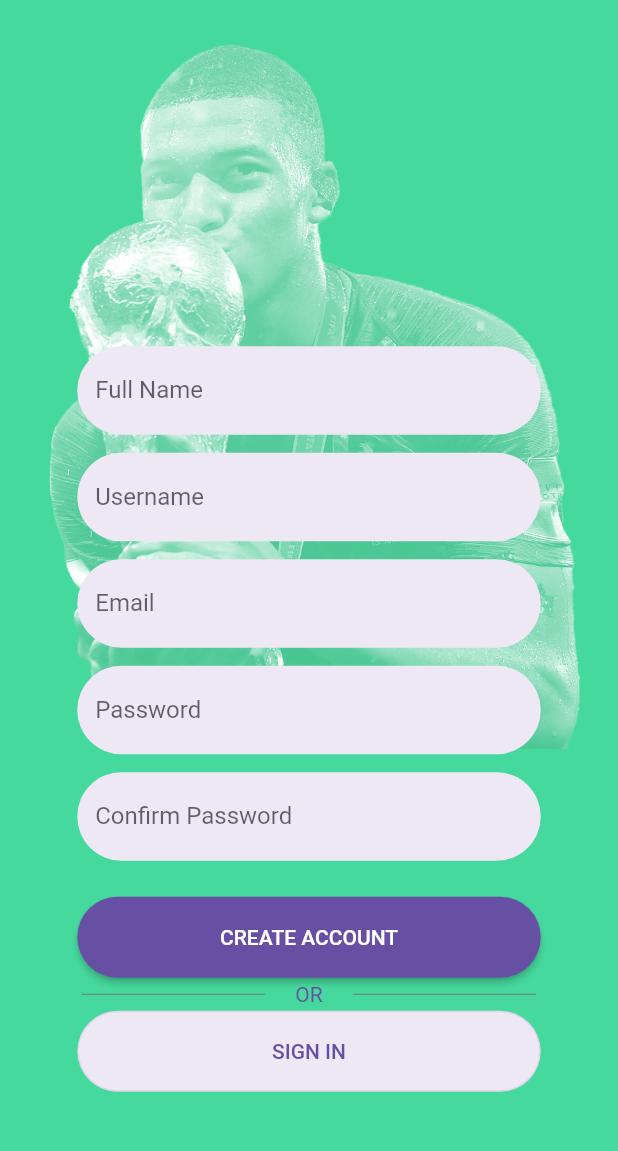
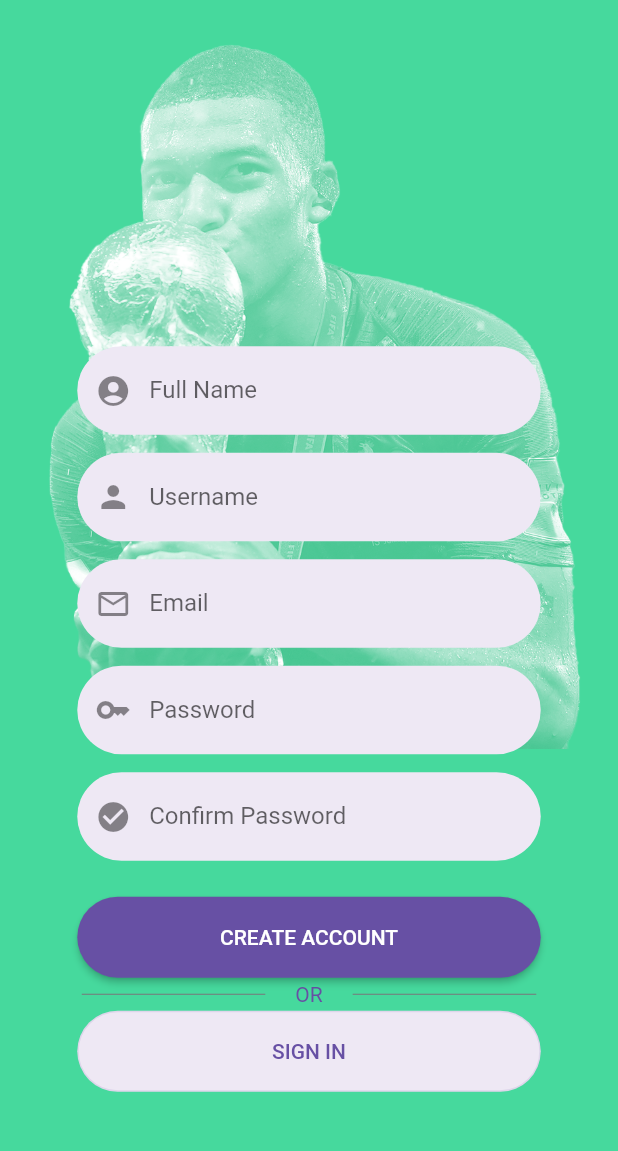
Before and after one commit to theRhasoldy/goat_app, a Flutter app: the screen it shows after launch, after a tap on "SIGN UP", on a phone screen of 412 x 824 dp, the part 67-1218 px from its top. Run offline on Flutter 3.47's test engine with Material 2 defaults, Android fonts, the phone set to English and light mode, and no system bars; our stand-ins replace firebase_auth, firebase_core, flutter_riverpod, font_awesome_flutter, google_sign_in; missing offline and left inert: flutter_facebook_auth; accounts and stored records are empty.

Commit message:
NEW ICONS

```diff
--- a/lib/features/authentication/presentation/screens/signup_screen.dart
+++ b/lib/features/authentication/presentation/screens/signup_screen.dart
@@ -51,8 +51,8 @@ class SignUp extends StatelessWidget {
                         onPressed: () async {
                           try {
                             UserCredential userCredential = await FirebaseAuth.instance.createUserWithEmailAndPassword(
-                                email: "anabdaan@yahoo.com",
-                                password: "bdaan123456!");
+                                email: "yoo@yahoo.com",
+                                password: "zerbew55!");
                                 print(userCredential);
                           } on FirebaseAuthException catch (e) {
                             if (e.code == 'weak-password') {
@@ -71,6 +71,7 @@ class SignUp extends StatelessWidget {
                       padding: const EdgeInsets.only(top: 12.0),
                       child: TextFormField(
                         decoration: const InputDecoration(
+                          prefixIcon: Icon(Icons.check_circle),
                           labelText: 'Confirm Password',
                         ),
                       ),
@@ -79,6 +80,7 @@ class SignUp extends StatelessWidget {
                       padding: const EdgeInsets.only(top: 12.0),
                       child: TextFormField(
                         decoration: const InputDecoration(
+                          prefixIcon: Icon(Icons.key),
                           labelText: 'Password',
                         ),
                       ),
@@ -88,6 +90,7 @@ class SignUp extends StatelessWidget {
                       child: TextFormField(
                         onChanged: (value) => email = value,
                         decoration: const InputDecoration(
+                          prefixIcon: Icon(Icons.mail_outline),
                           labelText: 'Email',
                         ),
                       ),
@@ -96,6 +99,7 @@ class SignUp extends StatelessWidget {
                       padding: const EdgeInsets.only(top: 12.0),
                       child: TextFormField(
                         decoration: const InputDecoration(
+                          prefixIcon: Icon(Icons.person),
                           labelText: 'Username',
                         ),
                       ),
@@ -105,6 +109,7 @@ class SignUp extends StatelessWidget {
                       child: TextFormField(
                         onChanged: (value) => fullname = value,
                         decoration: const InputDecoration(
+                          prefixIcon: Icon(Icons.account_circle),
                           labelText: 'Full Name',
                         ),
                       ),
```
Also changed, not shown: lib/features/authentication/presentation/screens/signin_screen.dart (+10 -8 lines).
